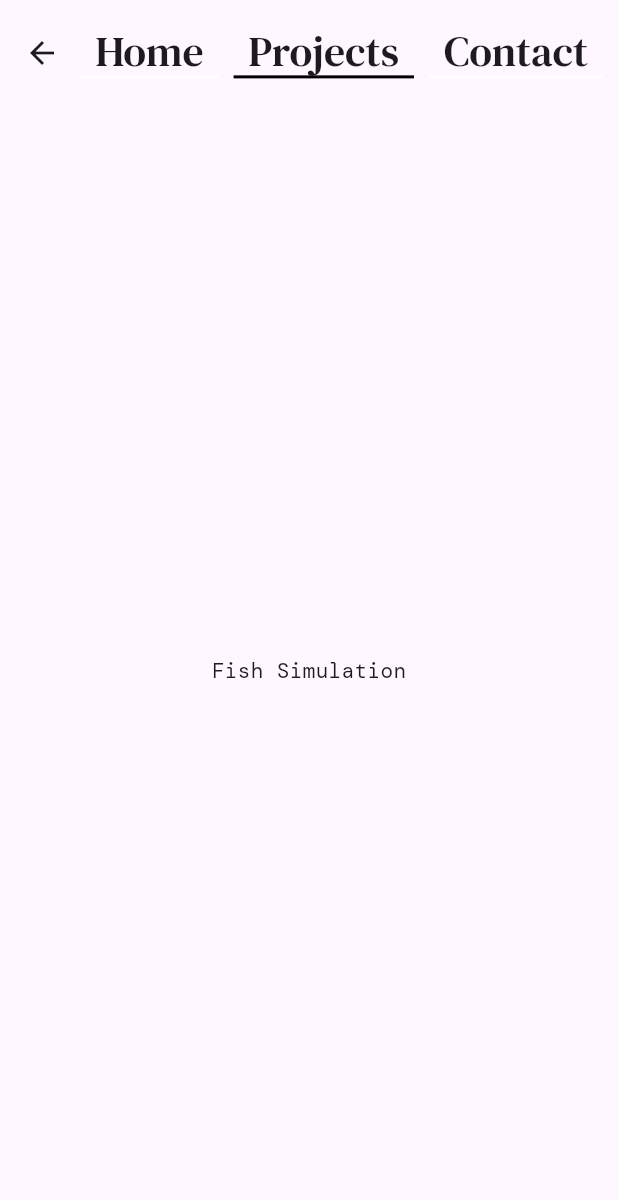
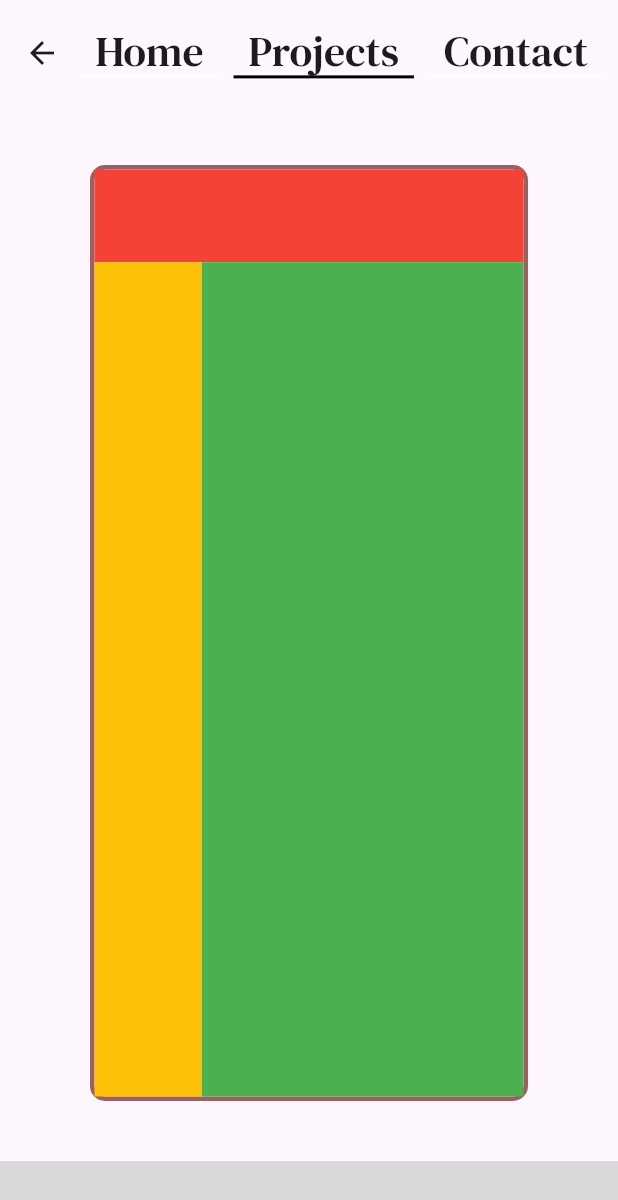
Before and after one commit to angost/Portfolio-Website, a Flutter app: the screen it shows after launch, after a tap on "Projects", after a tap on "Fish Simulation", after a tap on "See more", on a phone screen of 412 x 824 dp. Shown: the top 1200 px of the screen. Run offline on Flutter 3.47's test engine with Material 3 defaults, Android fonts, the phone set to English and light mode, and no system bars; our stand-ins replace flip_card; project files that could hold a hidden picture were left out.

Commit message:
Created basic ProjectDetailsPage layout

```diff
--- a/lib/projectDetailsPage.dart
+++ b/lib/projectDetailsPage.dart
@@ -18,8 +18,43 @@ class _ProjectDetailsPageState extends State<ProjectDetailsPage> {
     return Scaffold(
       appBar: MyAppBar(context, "Projects", true), // add back navigation arrow
       body: Center(
-        child: Text(widget.projectDetails['name']),
-      ),
+          child: Column(
+        children: <Widget>[
+          Expanded(
+            child: Container(
+              decoration: BoxDecoration(
+                  borderRadius: BorderRadius.circular(10.0),
+                  color: Colors.white,
+                  border: Border.all(
+                      width: 3, color: Theme.of(context).primaryColor)),
+              margin: const EdgeInsets.only(
+                  left: 60.0, right: 60.0, top: 40.0, bottom: 40.0),
+              child: Column(children: <Widget>[
+                Expanded(
+                  flex: 1,
+                  child: Container(
+                    color: Colors.red,
+                    // child: Text(widget.projectDetails['name']),
+                  ),
+                ),
+                Expanded(
+                  flex: 9,
+                  child: Row(
+                    children: <Widget>[
+                      Expanded(flex: 1, child: Container(color: Colors.amber)),
+                      Expanded(flex: 3, child: Container(color: Colors.green))
+                    ],
+                  ),
+                )
+              ]),
+            ),
+          ),
+          Container(
+            color: Color.fromRGBO(217, 217, 217, 1),
+            height: 50,
+          )
+        ],
+      )),
     );
   }
 }
```
